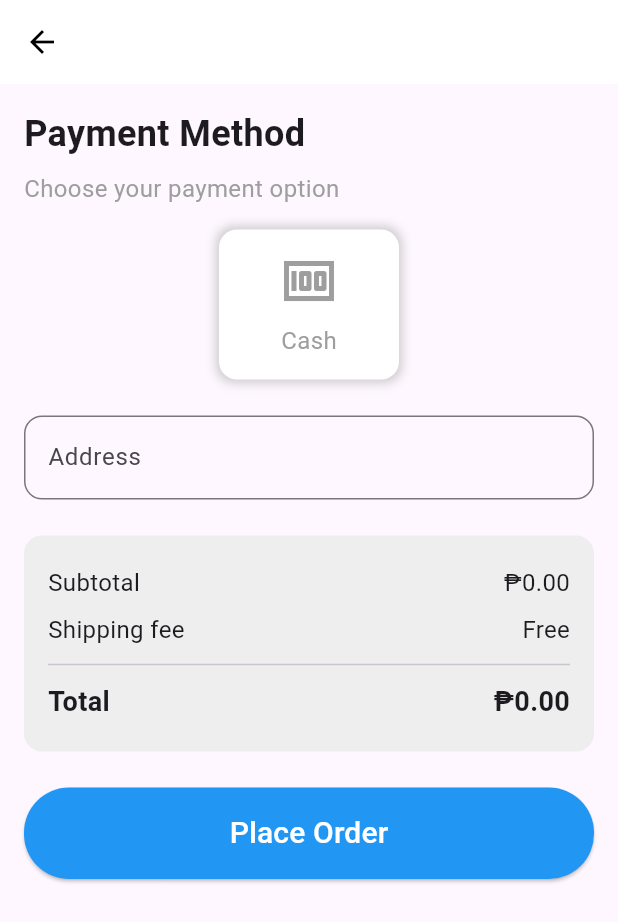
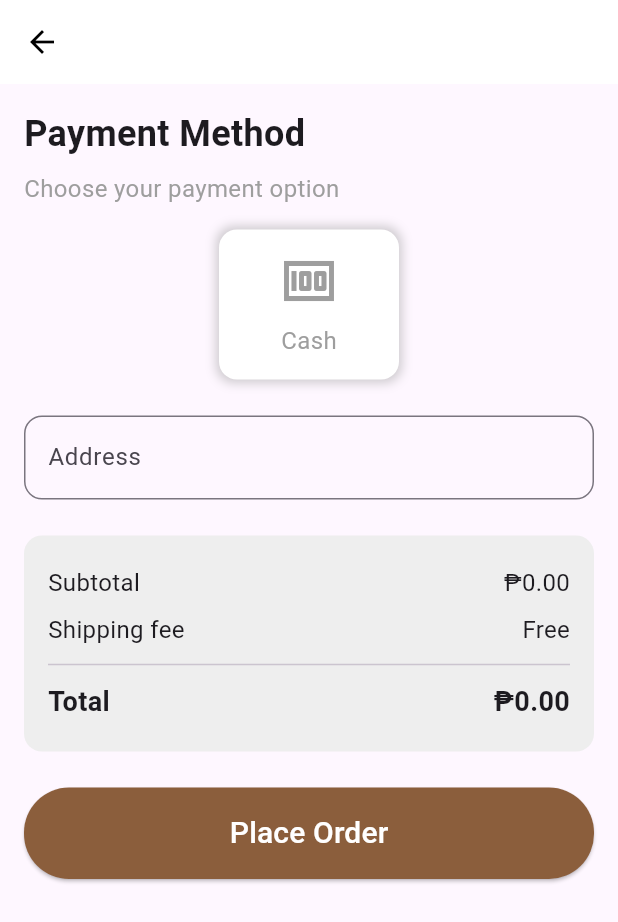
Before and after one commit to Adimno/thirsttea, a Flutter app: the PaymentPage screen opened directly with empty values, on a phone screen of 412 x 824 dp. Shown: the top 922 px of the screen. Run offline on Flutter 3.47's test engine with Material 3 defaults, Android fonts, the phone set to English and light mode, and no system bars; our stand-ins replace carousel_slider, cloud_firestore, firebase_auth, firebase_core; accounts and stored records are empty; network calls fail.

Commit message:
change the color of buttons

```diff
--- a/lib/cart/cart_page.dart
+++ b/lib/cart/cart_page.dart
@@ -255,7 +255,7 @@ class _CartPageState extends State<CartPage> {
 
                   return Card(
                     color: Colors.white,
-                    elevation: 4,
+                    elevation: 8,
                     margin: EdgeInsets.symmetric(vertical: 8.0),
                     shape: RoundedRectangleBorder(
                         borderRadius: BorderRadius.circular(15.0)),
@@ -379,7 +379,7 @@ class _CartPageState extends State<CartPage> {
               },
               style: ElevatedButton.styleFrom(
                 padding: EdgeInsets.symmetric(vertical: 16.0, horizontal: 80.0),
-                backgroundColor: Colors.blue,
+                backgroundColor: Color(0xFF8B5E3C),
                 shape: RoundedRectangleBorder(
                   borderRadius: BorderRadius.circular(30),
                 ),
--- a/lib/payment/payment_page.dart
+++ b/lib/payment/payment_page.dart
@@ -201,7 +201,7 @@ class PaymentPage extends StatelessWidget {
               }, // Call placeOrder when button is pressed
               style: ElevatedButton.styleFrom(
                 padding: EdgeInsets.symmetric(vertical: 16.0),
-                backgroundColor: Colors.blue,
+                backgroundColor: Color(0xFF8B5E3C),
                 shape: RoundedRectangleBorder(
                   borderRadius: BorderRadius.circular(30),
                 ),
@@ -257,11 +257,11 @@ class _PaymentOptionState extends State<PaymentOption> {
         child: Column(
           mainAxisAlignment: MainAxisAlignment.center,
           children: [
-            Icon(widget.icon, size: 40, color: _isSelected ? Colors.blue : Colors.grey),
+            Icon(widget.icon, size: 40, color: _isSelected ? Color(0xFF8B5E3C) : Colors.grey),
             SizedBox(height: 8),
             Text(
               widget.text,
-              style: TextStyle(fontSize: 16, color: _isSelected ? Colors.blue : Colors.grey),
+              style: TextStyle(fontSize: 16, color: _isSelected ? Color(0xFF8B5E3C) : Colors.grey),
             ),
           ],
         ),
--- a/lib/product_page/product_page.dart
+++ b/lib/product_page/product_page.dart
@@ -200,7 +200,7 @@ class _ProductPageState extends State<ProductPage> {
                 ),
                 style: ElevatedButton.styleFrom(
                   padding: EdgeInsets.symmetric(vertical: 16.0, horizontal: 80.0),
-                  backgroundColor: Colors.blue,
+                  backgroundColor: Color(0xFF8B5E3C),
                   shape: RoundedRectangleBorder(
                     borderRadius: BorderRadius.circular(30),
                   ),
```
